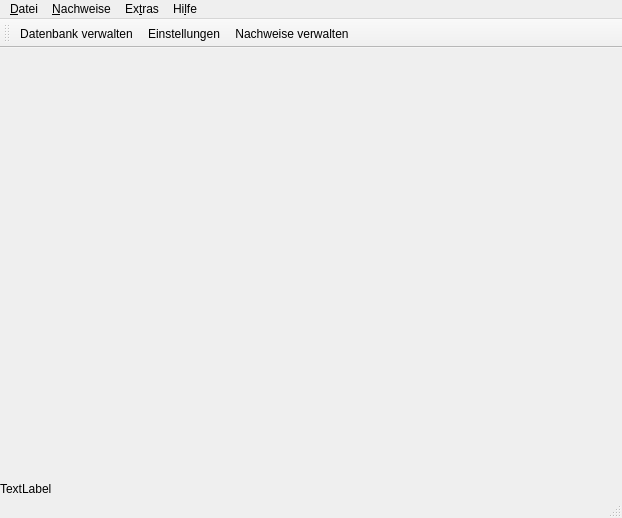
This is ui/qmmainwindow.ui in Christian-Kr/QualificationMatrix as Qt 5 draws it before an edit. The edited form follows.
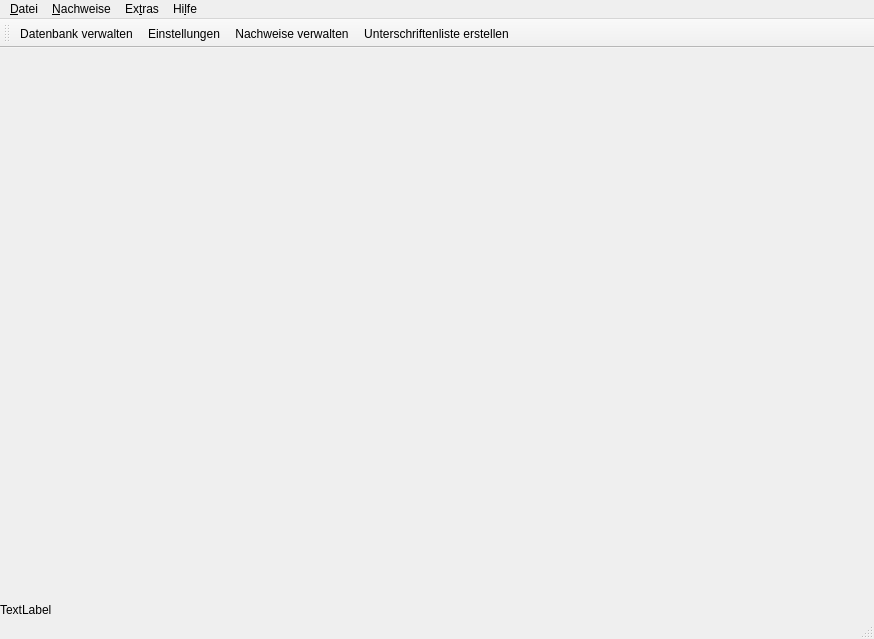
This is the edited form. Icons and pictures are not drawn. Custom widgets are drawn as their Qt base class.

Commit message: Add toolbar action signing list

Patch:
```diff
--- a/ui/qmmainwindow.ui
+++ b/ui/qmmainwindow.ui
@@ -6,8 +6,8 @@
    <rect>
     <x>0</x>
     <y>0</y>
-    <width>622</width>
-    <height>518</height>
+    <width>874</width>
+    <height>639</height>
    </rect>
   </property>
   <property name="sizePolicy">
@@ -82,8 +82,8 @@
     <rect>
      <x>0</x>
      <y>0</y>
-     <width>622</width>
-     <height>24</height>
+     <width>874</width>
+     <height>30</height>
     </rect>
    </property>
    <widget class="QMenu" name="menu_Datei">
@@ -148,6 +148,7 @@
    <addaction name="actManageDatabase"/>
    <addaction name="actSettings"/>
    <addaction name="actManageCertificate"/>
+   <addaction name="actCreateSigningList"/>
   </widget>
   <action name="actExit">
    <property name="text">
```
Left out of the diff: 4 changed lines with no effect on the pictures.
